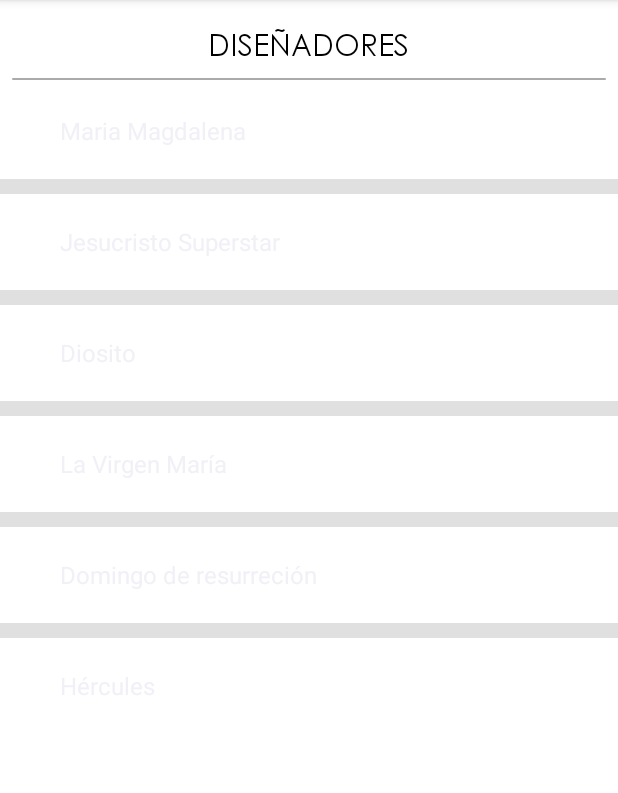
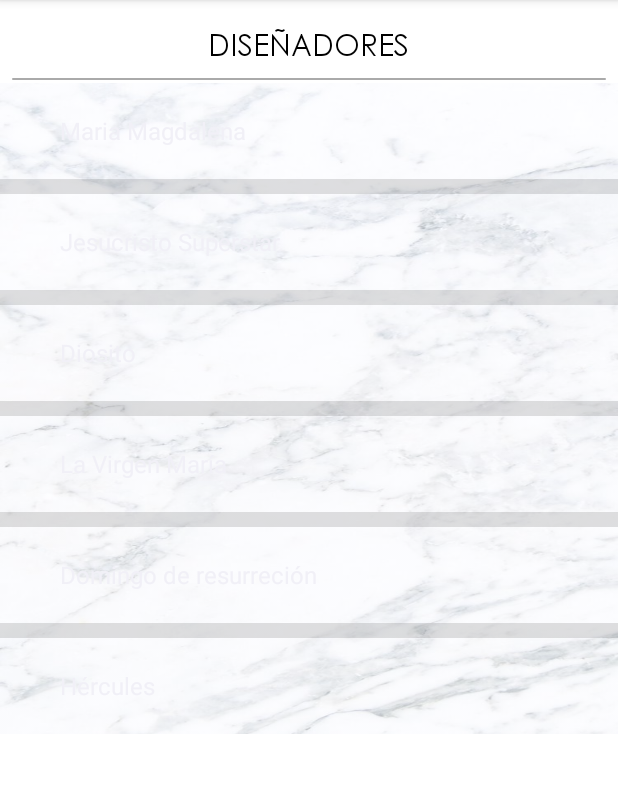
Before and after one commit to kittipau/ProyectoFinal, an Android app: the screen it shows after launch (MainActivity), in the side drawer, after a tap on "Diseñadores", on a phone screen of 412 x 824 dp, the part 84-877 px from its top. Run offline under Robolectric (Android 15) with nearby library versions, the phone set to English and light mode, and no system bars; our stand-ins replace navigation-ui.

Commit message:
COSITAS MAS NUEVAS

```diff
--- a/appBiaf/src/main/res/layout/fragment_disenadores.xml
+++ b/appBiaf/src/main/res/layout/fragment_disenadores.xml
@@ -45,7 +45,12 @@
         app:layout_constraintBottom_toBottomOf="parent"
         app:layout_constraintTop_toBottomOf="@+id/text_ensenanzas"
         app:layout_constraintVertical_bias="0.039"
-        tools:layout_editor_absoluteX="16dp" />
+        tools:layout_editor_absoluteX="16dp"
+        android:background="@drawable/marmol"
+        android:alpha="1"
+        android:backgroundTint="#80FFFFFF"
+        android:backgroundTintMode="src_over"
+        />
 
 
 </androidx.constraintlayout.widget.ConstraintLayout>
--- a/appBiaf/src/main/res/layout/fragment_home.xml
+++ b/appBiaf/src/main/res/layout/fragment_home.xml
@@ -6,7 +6,9 @@
     android:layout_height="match_parent"
     tools:context=".HomeFragment"
     android:background="@drawable/fondo1"
-    android:alpha="0.8">
+    android:alpha="0.9"
+    >
+
 
     <TextView
         android:id="@+id/text_home"
```
Also changed, not shown: appBiaf/src/main/res/layout/fragment_concurso.xml (+10 -5 lines), appBiaf/src/main/res/layout/fragment_sobre_nosotros.xml (+6 -3 lines).
